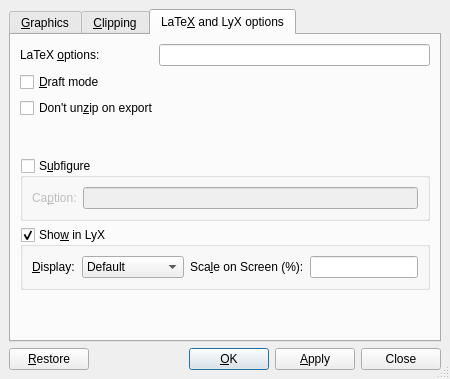
Old version of the form src/frontends/qt4/ui/GraphicsUi.ui in the repository rpavlik/lyx-lucid-backport.
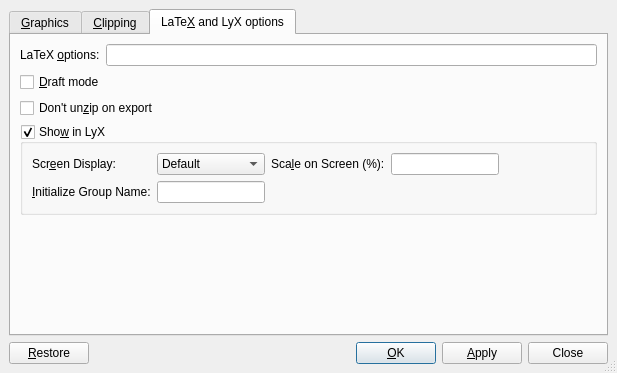
New version of the form. The open tabs and pages were chosen to show the change. Custom widgets are drawn as their Qt base class.

What changed in the file:
```diff
--- a/src/frontends/qt4/ui/GraphicsUi.ui
+++ b/src/frontends/qt4/ui/GraphicsUi.ui
@@ -5,14 +5,12 @@
    <rect>
     <x>0</x>
     <y>0</y>
-    <width>450</width>
-    <height>379</height>
+    <width>617</width>
+    <height>373</height>
    </rect>
   </property>
   <property name="sizePolicy" >
-   <sizepolicy>
-    <hsizetype>1</hsizetype>
-    <vsizetype>1</vsizetype>
+   <sizepolicy vsizetype="Minimum" hsizetype="Minimum" >
     <horstretch>0</horstretch>
     <verstretch>0</verstretch>
    </sizepolicy>
@@ -30,6 +28,93 @@
    <property name="spacing" >
     <number>6</number>
    </property>
+   <item row="1" column="0" >
+    <layout class="QHBoxLayout" >
+     <property name="spacing" >
+      <number>6</number>
+     </property>
+     <property name="margin" >
+      <number>0</number>
+     </property>
+     <item>
+      <widget class="QPushButton" name="restorePB" >
+       <property name="text" >
+        <string>&amp;Restore</string>
+       </property>
+       <property name="autoDefault" >
+        <bool>false</bool>
+       </property>
+       <property name="default" >
+        <bool>false</bool>
+       </property>
+      </widget>
+     </item>
+     <item>
+      <spacer>
+       <property name="orientation" >
+        <enum>Qt::Horizontal</enum>
+       </property>
+       <property name="sizeType" >
+        <enum>QSizePolicy::MinimumExpanding</enum>
+       </property>
+       <property name="sizeHint" stdset="0" >
+        <size>
+         <width>20</width>
+         <height>20</height>
+        </size>
+       </property>
+      </spacer>
+     </item>
+     <item>
+      <widget class="QPushButton" name="okPB" >
+       <property name="text" >
+        <string>&amp;OK</string>
+       </property>
+       <property name="autoDefault" >
+        <bool>true</bool>
+       </property>
+       <property name="default" >
+        <bool>true</bool>
+       </property>
+      </widget>
+     </item>
+     <item>
+      <widget class="QPushButton" name="applyPB" >
+       <property name="sizePolicy" >
+        <sizepolicy vsizetype="Fixed" hsizetype="Minimum" >
+         <horstretch>0</horstretch>
+         <verstretch>0</verstretch>
+        </sizepolicy>
+       </property>
+       <property name="text" >
+        <string>&amp;Apply</string>
+       </property>
+       <property name="autoDefault" >
+        <bool>false</bool>
+       </property>
+       <property name="default" >
+        <bool>false</bool>
+       </property>
+      </widget>
+     </item>
+     <item>
+      <widget class="QPushButton" name="closePB" >
+       <property name="sizePolicy" >
+        <sizepolicy vsizetype="Fixed" hsizetype="Minimum" >
+         <horstretch>0</horstretch>
+         <verstretch>0</verstretch>
+        </sizepolicy>
+       </property>
+       <property name="text" >
+        <string>Close</string>
+       </property>
+       <property name="autoDefault" >
+        <bool>false</bool>
+       </property>
+      </widget>
+     </item>
+    </layout>
+   </item>
    <item row="0" column="0" >
     <widget class="QTabWidget" name="TabWidget" >
      <property name="toolTip" >
@@ -457,43 +542,55 @@
       </layout>
      </widget>
      <widget class="QWidget" name="ExtraOptions" >
+      <property name="geometry" >
+       <rect>
+        <x>0</x>
+        <y>0</y>
+        <width>595</width>
+        <height>293</height>
+       </rect>
+      </property>
       <attribute name="title" >
        <string>LaTe&amp;X and LyX options</string>
       </attribute>
       <layout class="QGridLayout" >
-       <property name="margin" >
-        <number>9</number>
-       </property>
-       <property name="spacing" >
-        <number>6</number>
-       </property>
-       <item row="3" column="1" >
-        <spacer>
-         <property name="orientation" >
-          <enum>Qt::Vertical</enum>
+       <item row="0" column="0" >
+        <widget class="QLabel" name="latexoptionsLA" >
+         <property name="toolTip" >
+          <string>Additional LaTeX options</string>
          </property>
-         <property name="sizeHint" >
-          <size>
-           <width>20</width>
-           <height>21</height>
-          </size>
+         <property name="text" >
+          <string>LaTeX &amp;options:</string>
          </property>
-        </spacer>
+         <property name="buddy" >
+          <cstring>latexoptions</cstring>
+         </property>
+        </widget>
        </item>
-       <item row="6" column="2" >
-        <spacer>
-         <property name="orientation" >
-          <enum>Qt::Vertical</enum>
+       <item row="0" column="1" >
+        <widget class="QLineEdit" name="latexoptions" >
+         <property name="sizePolicy" >
+          <sizepolicy vsizetype="Fixed" hsizetype="MinimumExpanding" >
+           <horstretch>0</horstretch>
+           <verstretch>0</verstretch>
+          </sizepolicy>
          </property>
-         <property name="sizeHint" >
-          <size>
-           <width>20</width>
-           <height>41</height>
-          </size>
+         <property name="toolTip" >
+          <string>Additional LaTeX options</string>
          </property>
-        </spacer>
+        </widget>
        </item>
-       <item row="2" column="0" colspan="3" >
+       <item row="1" column="0" colspan="2" >
+        <widget class="QCheckBox" name="draftCB" >
+         <property name="toolTip" >
+          <string>Draft mode</string>
+         </property>
+         <property name="text" >
+          <string>&amp;Draft mode</string>
+         </property>
+        </widget>
+       </item>
+       <item row="2" column="0" colspan="2" >
         <widget class="QCheckBox" name="unzipCB" >
          <property name="toolTip" >
           <string>Don't uncompress image before exporting to LaTeX</string>
@@ -503,62 +600,7 @@
          </property>
         </widget>
        </item>
-       <item row="4" column="0" colspan="3" >
-        <widget class="QGroupBox" name="subfigure" >
-         <property name="focusPolicy" >
-          <enum>Qt::StrongFocus</enum>
-         </property>
-         <property name="title" >
-          <string>S&amp;ubfigure</string>
-         </property>
-         <property name="flat" >
-          <bool>false</bool>
-         </property>
-         <property name="checkable" >
-          <bool>true</bool>
-         </property>
-         <property name="checked" >
-          <bool>false</bool>
-         </property>
-         <layout class="QHBoxLayout" >
-          <property name="margin" >
-           <number>9</number>
-          </property>
-          <property name="spacing" >
-           <number>6</number>
-          </property>
-          <item>
-           <widget class="QLabel" name="CaptionLA" >
-            <property name="toolTip" >
-             <string>The caption for the sub-figure</string>
-            </property>
-            <property name="text" >
-             <string>Ca&amp;ption:</string>
-            </property>
-            <property name="buddy" >
-             <cstring>subcaption</cstring>
-            </property>
-           </widget>
-          </item>
-          <item>
-           <widget class="QLineEdit" name="subcaption" >
-            <property name="sizePolicy" >
-             <sizepolicy>
-              <hsizetype>3</hsizetype>
-              <vsizetype>0</vsizetype>
-              <horstretch>0</horstretch>
-              <verstretch>0</verstretch>
-             </sizepolicy>
-            </property>
-            <property name="toolTip" >
-             <string>The caption for the sub-figure</string>
-            </property>
-           </widget>
-          </item>
-         </layout>
-        </widget>
-       </item>
-       <item row="5" column="0" colspan="3" >
+       <item row="3" column="0" colspan="2" >
         <widget class="QGroupBox" name="displayGB" >
          <property name="focusPolicy" >
           <enum>Qt::StrongFocus</enum>
@@ -567,7 +609,7 @@
           <string>Sho&amp;w in LyX</string>
          </property>
          <property name="flat" >
-          <bool>false</bool>
+          <bool>true</bool>
          </property>
          <property name="checkable" >
           <bool>true</bool>
@@ -579,15 +621,26 @@
           <property name="spacing" >
            <number>6</number>
           </property>
+          <item row="0" column="4" >
+           <spacer>
+            <property name="orientation" >
+             <enum>Qt::Horizontal</enum>
+            </property>
+            <property name="sizeHint" stdset="0" >
+             <size>
+              <width>40</width>
+              <height>20</height>
+             </size>
+            </property>
+           </spacer>
+          </item>
           <item row="0" column="3" >
            <widget class="QLineEdit" name="displayscale" >
             <property name="enabled" >
              <bool>true</bool>
             </property>
             <property name="sizePolicy" >
-             <sizepolicy>
-              <hsizetype>1</hsizetype>
-              <vsizetype>0</vsizetype>
+             <sizepolicy vsizetype="Fixed" hsizetype="Minimum" >
               <horstretch>0</horstretch>
               <verstretch>0</verstretch>
              </sizepolicy>
@@ -643,149 +696,62 @@
              <string>Screen display</string>
             </property>
             <property name="text" >
-             <string>&amp;Display:</string>
+             <string>Scr&amp;een Display:</string>
             </property>
             <property name="buddy" >
              <cstring>showCB</cstring>
             </property>
            </widget>
           </item>
+          <item row="1" column="0" >
+           <widget class="QLabel" name="label" >
+            <property name="sizePolicy" >
+             <sizepolicy vsizetype="Preferred" hsizetype="Preferred" >
+              <horstretch>0</horstretch>
+              <verstretch>0</verstretch>
+             </sizepolicy>
+            </property>
+            <property name="text" >
+             <string>&amp;Initialize Group Name:</string>
+            </property>
+            <property name="buddy" >
+             <cstring>groupId</cstring>
+            </property>
+           </widget>
+          </item>
+          <item row="1" column="1" >
+           <widget class="QLineEdit" name="groupId" >
+            <property name="minimumSize" >
+             <size>
+              <width>87</width>
+              <height>0</height>
+             </size>
+            </property>
+            <property name="toolTip" >
+             <string>Group Name to be set up from the current parameters</string>
+            </property>
+           </widget>
+          </item>
          </layout>
         </widget>
        </item>
-       <item row="0" column="1" colspan="2" >
-        <widget class="QLineEdit" name="latexoptions" >
-         <property name="sizePolicy" >
-          <sizepolicy>
-           <hsizetype>3</hsizetype>
-           <vsizetype>0</vsizetype>
-           <horstretch>0</horstretch>
-           <verstretch>0</verstretch>
-          </sizepolicy>
+       <item row="4" column="1" >
+        <spacer>
+         <property name="orientation" >
+          <enum>Qt::Vertical</enum>
          </property>
-         <property name="toolTip" >
-          <string>Additional LaTeX options</string>
+         <property name="sizeHint" stdset="0" >
+          <size>
+           <width>354</width>
+           <height>81</height>
+          </size>
          </property>
-        </widget>
-       </item>
-       <item row="0" column="0" >
-        <widget class="QLabel" name="latexoptionsLA" >
-         <property name="toolTip" >
-          <string>Additional LaTeX options</string>
-         </property>
-         <property name="text" >
-          <string>LaTeX &amp;options:</string>
-         </property>
-         <property name="buddy" >
-          <cstring>latexoptions</cstring>
-         </property>
-        </widget>
-       </item>
-       <item row="1" column="0" colspan="3" >
-        <widget class="QCheckBox" name="draftCB" >
-         <property name="toolTip" >
-          <string>Draft mode</string>
-         </property>
-         <property name="text" >
-          <string>&amp;Draft mode</string>
-         </property>
-        </widget>
+        </spacer>
        </item>
       </layout>
      </widget>
     </widget>
    </item>
-   <item row="1" column="0" >
-    <layout class="QHBoxLayout" >
-     <property name="margin" >
-      <number>0</number>
-     </property>
-     <property name="spacing" >
-      <number>6</number>
-     </property>
-     <item>
-      <widget class="QPushButton" name="restorePB" >
-       <property name="text" >
-        <string>&amp;Restore</string>
-       </property>
-       <property name="autoDefault" >
-        <bool>false</bool>
-       </property>
-       <property name="default" >
-        <bool>false</bool>
-       </property>
-      </widget>
-     </item>
-     <item>
-      <spacer>
-       <property name="orientation" >
-        <enum>Qt::Horizontal</enum>
-       </property>
-       <property name="sizeType" >
-        <enum>QSizePolicy::MinimumExpanding</enum>
-       </property>
-       <property name="sizeHint" >
-        <size>
-         <width>20</width>
-         <height>20</height>
-        </size>
-       </property>
-      </spacer>
-     </item>
-     <item>
-      <widget class="QPushButton" name="okPB" >
-       <property name="text" >
-        <string>&amp;OK</string>
-       </property>
-       <property name="autoDefault" >
-        <bool>true</bool>
-       </property>
-       <property name="default" >
-        <bool>true</bool>
-       </property>
-      </widget>
-     </item>
-     <item>
-      <widget class="QPushButton" name="applyPB" >
-       <property name="sizePolicy" >
-        <sizepolicy>
-         <hsizetype>1</hsizetype>
-         <vsizetype>0</vsizetype>
-         <horstretch>0</horstretch>
-         <verstretch>0</verstretch>
-        </sizepolicy>
-       </property>
-       <property name="text" >
-        <string>&amp;Apply</string>
-       </property>
-       <property name="autoDefault" >
-        <bool>false</bool>
-       </property>
-       <property name="default" >
-        <bool>false</bool>
-       </property>
-      </widget>
-     </item>
-     <item>
-      <widget class="QPushButton" name="closePB" >
-       <property name="sizePolicy" >
-        <sizepolicy>
-         <hsizetype>1</hsizetype>
-         <vsizetype>0</vsizetype>
-         <horstretch>0</horstretch>
-         <verstretch>0</verstretch>
-        </sizepolicy>
-       </property>
-       <property name="text" >
-        <string>Close</string>
-       </property>
-       <property name="autoDefault" >
-        <bool>false</bool>
-       </property>
-      </widget>
-     </item>
-    </layout>
-   </item>
   </layout>
  </widget>
  <customwidgets>
```
Left out of the diff: 112 changed lines with no effect on the pictures.
